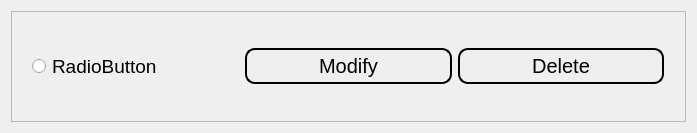
This is ui/automate_select.ui in Achu-Worifung/quickMove as Qt 5 draws it before an edit. The edited form follows.
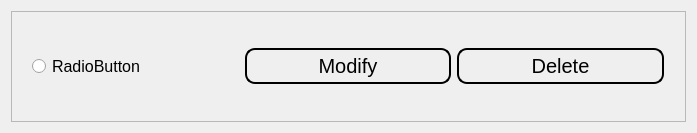
This is the edited form.

Commit message: disabled stop button when not recording in create auto

What changed in the file:
```diff
--- a/ui/automate_select.ui
+++ b/ui/automate_select.ui
@@ -41,7 +41,7 @@
           <widget class="QWidget" name="widget" native="true">
            <property name="minimumSize">
             <size>
-             <width>574</width>
+             <width>400</width>
              <height>0</height>
             </size>
            </property>
@@ -56,7 +56,7 @@
              <widget class="QRadioButton" name="name">
               <property name="font">
                <font>
-                <pointsize>14</pointsize>
+                <pointsize>12</pointsize>
                </font>
               </property>
               <property name="text">
@@ -64,22 +64,6 @@
               </property>
              </widget>
             </item>
-            <item>
-             <spacer name="horizontalSpacer">
-              <property name="orientation">
-               <enum>Qt::Horizontal</enum>
-              </property>
-              <property name="sizeType">
-               <enum>QSizePolicy::Minimum</enum>
-              </property>
-              <property name="sizeHint" stdset="0">
-               <size>
-                <width>1</width>
-                <height>1</height>
-               </size>
-              </property>
-             </spacer>
-            </item>
             <item>
              <widget class="QPushButton" name="modify">
               <property name="minimumSize">
```
The commit also changes 3 other files.
